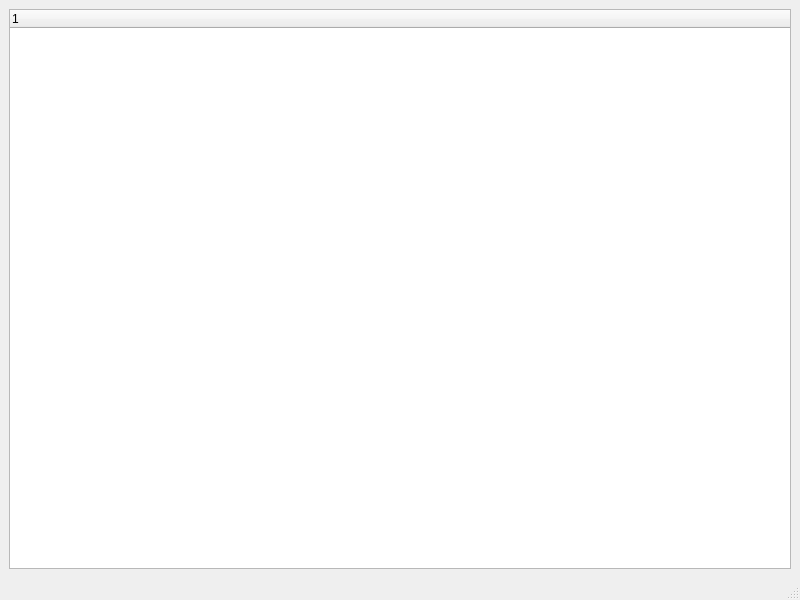
First picture: the form in src/MainWindow.ui, repository rnikbond/desktop_tfs, before the edit.
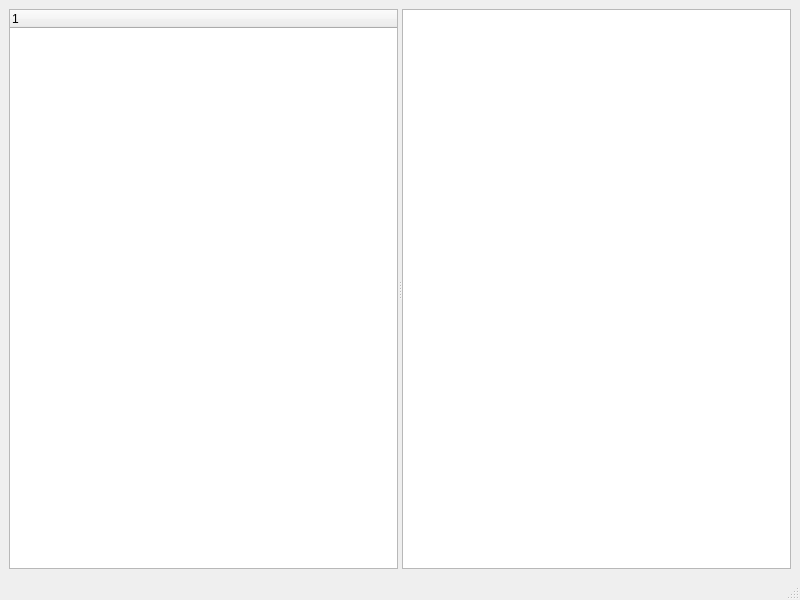
Second picture: the form after the edit.

Commit message: Добавлено отображение содержимого каталога в виде списка

```diff
--- a/src/MainWindow.ui
+++ b/src/MainWindow.ui
@@ -16,12 +16,18 @@
   <widget class="QWidget" name="centralwidget">
    <layout class="QVBoxLayout" name="verticalLayout">
     <item>
+     <widget class="QSplitter" name="splitter">
+      <property name="orientation">
+       <enum>Qt::Horizontal</enum>
+      </property>
      <widget class="QTreeWidget" name="treeWidget">
       <column>
        <property name="text">
         <string notr="true">1</string>
        </property>
       </column>
+      </widget>
+      <widget class="QListWidget" name="folderList"/>
      </widget>
     </item>
    </layout>
```
Lines whose indentation alone changed are shown as unchanged. The commit also changes 2 other files.
